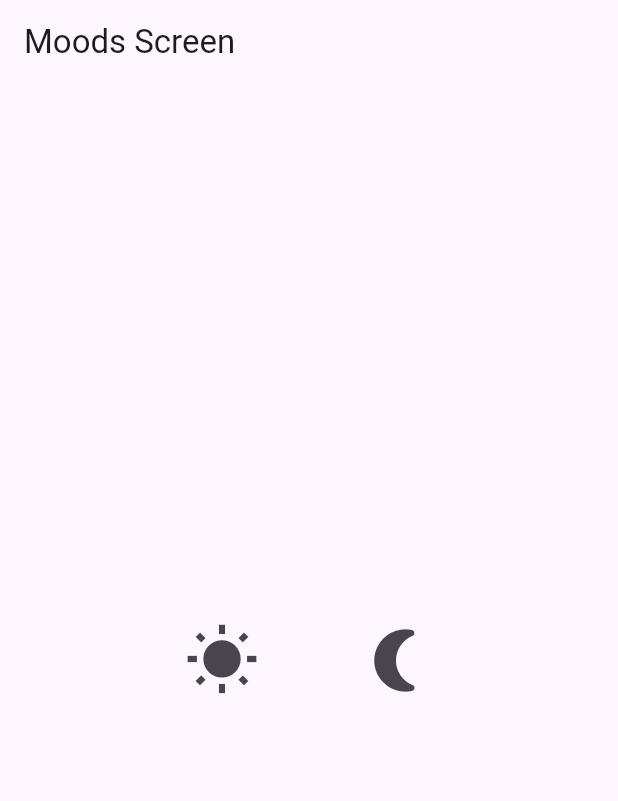
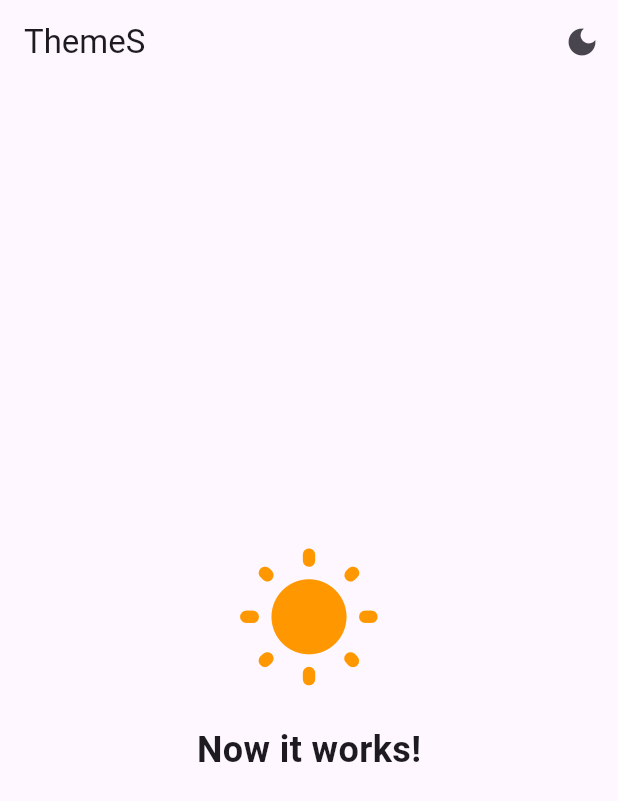
Before and after one commit to tanveerkhan87/switchmoods_flutterapp, a Flutter app: the screen it shows after launch, on a phone screen of 412 x 824 dp. Shown: the top 801 px of the screen. Run offline on Flutter 3.47's test engine with Material 3 defaults, Android fonts, the phone set to English and light mode, and no system bars; our stand-ins replace shared_preferences.

Commit message:
Add files via upload

```diff
--- a/lib/main.dart
+++ b/lib/main.dart
@@ -1,69 +1,71 @@
 import 'package:flutter/material.dart';
+import 'package:provider/provider.dart';
 import 'package:shared_preferences/shared_preferences.dart';
-import 'dark_and_light_moods.dart';
+import './providers/theme_provider.dart';
+import './screens/home_screen.dart';
 
-void main() {
+Future<void> main() async {
 
-  runApp(const MyApp());
+  WidgetsFlutterBinding.ensureInitialized();
+
+  //  Get the SharedPreferences instance.
+  final prefs = await SharedPreferences.getInstance();
+
+  //  Get the saved theme. If it's null (first run), default to false (light mode).
+  final bool isDark = prefs.getBool(ThemeProvider.THEME_STATUS_KEY) ?? false;
+
+
+  runApp(MyApp(isDark: isDark));
 }
 
-class MyApp extends StatefulWidget {
-  const MyApp({super.key});
-
-  @override
-  _MyAppState createState() => _MyAppState();
-}
-
-class _MyAppState extends State<MyApp> {
-  // Variable to store the current theme mode (light or dark)
-  bool isDarkMode = false;
-
-  @override
-  void initState() {
-    super.initState();
-    _loadTheme();  // Load the saved theme preference when the app starts
-  }
-
-  // Function to load the saved theme mode from SharedPreferences
-  void _loadTheme() async {
-    // Access SharedPreferences to retrieve the saved theme mode
-    SharedPreferences prefs = await SharedPreferences.getInstance();
-
-    setState(() {
-      // Retrieve the 'isDarkMode' value, default to false (light mode) if not found
-      isDarkMode = prefs.getBool('isDarkMode') ?? false;
-    });
-  }
-
-// Function to toggle between light and dark modes
-  void _toggleTheme(bool isDark) async {
-    // Get an instance of SharedPreferences (this is like a small storage for the app)
-    SharedPreferences prefs = await SharedPreferences.getInstance();
-
-    // Update the state of the app to reflect the selected theme (dark or light)
-    setState(() {
-      isDarkMode = isDark;  // 'isDark' is the theme the user selected (true for dark, false for light)
-    });
-
-    // Save the selected theme (dark or light) in SharedPreferences
-    // This way, the app remembers the user's choice even after closing and reopening
-    await prefs.setBool('isDarkMode', isDark);
-  }
-
+class MyApp extends StatelessWidget {
+  // We accept the initial theme state from main().
+  final bool isDark;
+  const MyApp({Key? key, required this.isDark}) : super(key: key);
 
   @override
   Widget build(BuildContext context) {
-    // The MaterialApp widget is the root of your Flutter app.
-    return MaterialApp(
-      title: 'Flutter Demo',  // Set the app title
-      // Set the theme mode dynamically based on the isDarkMode value
-      themeMode: isDarkMode ? ThemeMode.dark : ThemeMode.light,
-      // Define the light theme
-      theme: ThemeData.light(),
-      // Define the dark theme
-      darkTheme: ThemeData.dark(),
-      // Pass the _toggleTheme function to MoodsScreen widget to toggle the theme
-      home: MoodsScreen(toggleTheme: _toggleTheme),
+    return MultiProvider(
+      providers: [
+        ChangeNotifierProvider(
+          // We create the ThemeProvider and pass the saved theme state to it.
+          create: (_) => ThemeProvider(isDark: isDark),
+        ),
+
+        // You can add more providers here in the future:
+
+      ],
+      // We use a Builder here to get a 'context' that has access to the providers.
+      child: Builder(
+        builder: (BuildContext context) {
+          // We get the themeProvider instance to set the initial theme of MaterialApp.
+          final themeProvider = Provider.of<ThemeProvider>(context);
+
+          return MaterialApp(
+            title: 'Theme App',
+            debugShowCheckedModeBanner: false,
+
+            // The themeMode is now controlled by the provider.
+            themeMode: themeProvider.themeMode,
+
+            // Light theme data
+            theme: ThemeData(
+              brightness: Brightness.light,
+              primarySwatch: Colors.blue,
+              useMaterial3: true,
+            ),
+
+            // Dark theme data
+            darkTheme: ThemeData(
+              brightness: Brightness.dark,
+              primarySwatch: Colors.indigo,
+              useMaterial3: true,
+            ),
+
+            home: const HomeScreen(),
+          );
+        },
+      ),
     );
   }
 }
--- /dev/null
+++ b/lib/providers/theme_provider.dart
@@ -0,0 +1,33 @@
+import 'package:flutter/material.dart';
+import 'package:shared_preferences/shared_preferences.dart';
+
+class ThemeProvider with ChangeNotifier {
+  static const THEME_STATUS_KEY = "THEME_STATUS";
+
+  ThemeMode _themeMode;
+
+  // Getter to access the theme mode.
+  ThemeMode get themeMode => _themeMode;
+
+  // Getter to check if the current theme is dark.
+  bool get isDarkMode => _themeMode == ThemeMode.dark;
+
+  // Now, we pass the initial theme state when the provider is created.
+  // This avoids the problem of loading the theme after the UI has been built.
+  ThemeProvider({required bool isDark})
+      : _themeMode = isDark ? ThemeMode.dark : ThemeMode.light;
+
+  // This method toggles the theme between light and dark.
+  void toggleTheme() async {
+    _themeMode = isDarkMode ? ThemeMode.light : ThemeMode.dark;
+    _saveThemeToPrefs();
+    notifyListeners();
+  }
+
+  // Saves the current theme preference to SharedPreferences.
+  // This is called whenever the theme is toggled.
+  _saveThemeToPrefs() async {
+    final prefs = await SharedPreferences.getInstance();
+    prefs.setBool(THEME_STATUS_KEY, isDarkMode);
+  }
+}
--- /dev/null
+++ b/lib/screens/home_screen.dart
@@ -0,0 +1,50 @@
+import 'package:flutter/material.dart';
+import 'package:provider/provider.dart';
+import '../providers/theme_provider.dart';
+
+class HomeScreen extends StatelessWidget {
+  const HomeScreen({Key? key}) : super(key: key);
+
+  @override
+  Widget build(BuildContext context) {
+    final themeProvider = Provider.of<ThemeProvider>(context);
+
+    return Scaffold(
+      appBar: AppBar(
+        title: const Text('ThemeS'),
+        actions: [
+          IconButton(
+            onPressed: () {
+              // Call the toggle method from our provider.
+              themeProvider.toggleTheme();
+            },
+            icon: Icon(
+              // The icon changes based on the theme state.
+              themeProvider.isDarkMode ? Icons.light_mode : Icons.dark_mode,
+            ),
+          ),
+        ],
+      ),
+      body: Center(
+        child: Column(
+          mainAxisAlignment: MainAxisAlignment.center,
+          children: [
+            Icon(
+              themeProvider.isDarkMode
+                  ? Icons.nightlight_round
+                  : Icons.wb_sunny_rounded,
+              size: 100,
+              // Change icon color based on theme for better visibility
+              color: themeProvider.isDarkMode ? Colors.yellow : Colors.orange,
+            ),
+            const SizedBox(height: 20),
+            const Text(
+              'Now it works!',
+              style: TextStyle(fontSize: 24, fontWeight: FontWeight.bold),
+            ),
+          ],
+        ),
+      ),
+    );
+  }
+}
```
